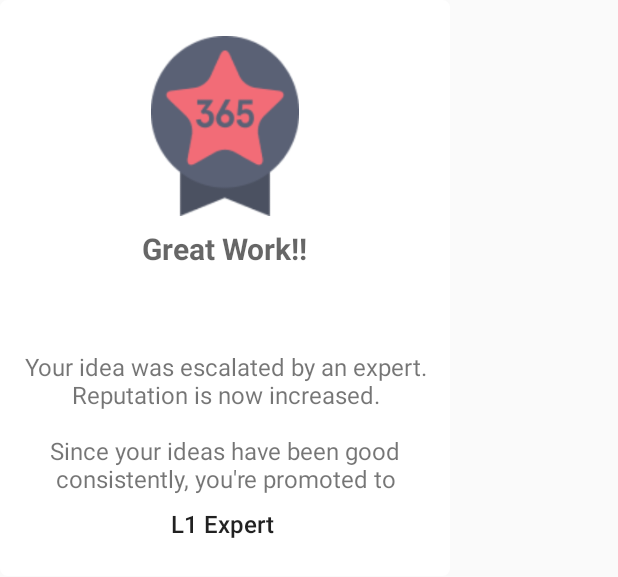
After one commit to ShivayaDevs/SarkarSalahkar, an Android app: the layout layout_promoted_dialog.xml on its own in the app's theme, with its tools: preview values and no code run, on a phone screen of 412 x 824 dp. The commit adds this screen. Shown: the top 577 px of the screen. Run offline under Robolectric (Android 15) with nearby library versions, the phone set to English and light mode, and no system bars.

Commit message:
Minor bugfixes

```diff
--- /dev/null
+++ b/app/src/main/res/drawable/dilaog_background.xml
@@ -0,0 +1,13 @@
+<?xml version="1.0" encoding="utf-8"?>
+<shape xmlns:android="http://schemas.android.com/apk/res/android">
+
+    <solid android:color="#FFFFFF" />
+
+    <stroke
+        android:width="2dp"
+        android:color="#ffffff" />
+
+    <corners
+        android:radius="4dp" />
+
+</shape>
--- /dev/null
+++ b/app/src/main/res/layout/layout_promoted_dialog.xml
@@ -0,0 +1,67 @@
+<?xml version="1.0" encoding="utf-8"?>
+<android.support.constraint.ConstraintLayout xmlns:android="http://schemas.android.com/apk/res/android"
+    xmlns:app="http://schemas.android.com/apk/res-auto"
+    xmlns:tools="http://schemas.android.com/tools"
+    android:layout_width="300dp"
+    android:layout_height="wrap_content"
+    android:background="@drawable/dilaog_background">
+
+    <ImageView
+        android:id="@+id/imageView4"
+        android:layout_width="120dp"
+        android:layout_height="120dp"
+        android:layout_marginEnd="8dp"
+        android:layout_marginStart="8dp"
+        android:layout_marginTop="24dp"
+        app:layout_constraintEnd_toEndOf="parent"
+        app:layout_constraintStart_toStartOf="parent"
+        app:layout_constraintTop_toTopOf="parent"
+        app:srcCompat="@drawable/runstreak_badge_365_on" />
+
+    <TextView
+        android:id="@+id/textView12"
+        android:layout_width="wrap_content"
+        android:layout_height="wrap_content"
+        android:layout_marginEnd="8dp"
+        android:layout_marginStart="8dp"
+        android:layout_marginTop="8dp"
+        android:text="Great Work!!"
+        android:textAppearance="@style/TextAppearance.AppCompat.Medium"
+        android:textSize="20sp"
+        android:textStyle="bold"
+        app:layout_constraintEnd_toEndOf="parent"
+        app:layout_constraintStart_toStartOf="parent"
+        app:layout_constraintTop_toBottomOf="@+id/imageView4" />
+
+    <TextView
+        android:id="@+id/textView13"
+        android:layout_width="0dp"
+        android:layout_height="wrap_content"
+        android:layout_marginBottom="8dp"
+        android:layout_marginEnd="8dp"
+        android:layout_marginStart="8dp"
+        android:layout_marginTop="8dp"
+        android:text="@string/promotion_dialog_text"
+        android:textAlignment="center"
+        android:textSize="16dp"
+        app:layout_constraintBottom_toBottomOf="parent"
+        app:layout_constraintEnd_toEndOf="parent"
+        app:layout_constraintStart_toStartOf="parent"
+        app:layout_constraintTop_toBottomOf="@+id/textView12" />
+
+    <TextView
+        android:id="@+id/textView15"
+        android:layout_width="wrap_content"
+        android:layout_height="wrap_content"
+        android:layout_marginBottom="24dp"
+        android:layout_marginEnd="8dp"
+        android:layout_marginStart="8dp"
+        android:layout_marginTop="8dp"
+        android:text="L1 Expert "
+        android:textAppearance="@style/TextAppearance.AppCompat.Body2"
+        android:textSize="16sp"
+        app:layout_constraintBottom_toBottomOf="parent"
+        app:layout_constraintEnd_toEndOf="parent"
+        app:layout_constraintStart_toStartOf="parent"
+        app:layout_constraintTop_toBottomOf="@+id/textView13" />
+</android.support.constraint.ConstraintLayout>
--- a/app/src/main/res/values/strings.xml
+++ b/app/src/main/res/values/strings.xml
@@ -8,7 +8,7 @@
     <string name="got_it">Got it!</string>
 
     <string name="start_screen1_title">Think to improve</string>
-    <string name="start_screen1_desc">You think of an elegant solution to a common problem faced by citizens</string>
+    <string name="start_screen1_desc">You think of an elegant solution to a common problem faced by citizens.</string>
 
     <string name="start_screen2_title">Write your idea</string>
     <string name="start_screen2_desc">Type in your idea specifying complete details to help our algorithms find subject experts for your idea who will review your idea.</string>
@@ -50,4 +50,6 @@
 
     <string name="onboard_screen1_title">Title Here</string>
     <string name="onboard_screen1_description">Lorem ipsum dorem silet bycum intia qwe lorem.</string>
+
+    <string name="promotion_dialog_text">Your idea was escalated by an expert.\nReputation is now increased.\n\nSince your ideas have been good consistently, you\'re promoted to </string>
 </resources>
```
Also changed, not shown: app/src/main/java/hackerrepublic/sarkarsalahkar/EscalationSuccessActivity.java (+45 -0 lines), app/src/main/java/hackerrepublic/sarkarsalahkar/ExpertsSelectionActivity.java (+7 -8 lines), app/src/main/java/hackerrepublic/sarkarsalahkar/HomeActivity.java (+12 -0 lines), app/src/main/java/hackerrepublic/sarkarsalahkar/PromotedDIalog.java (added, +27 -0 lines).
